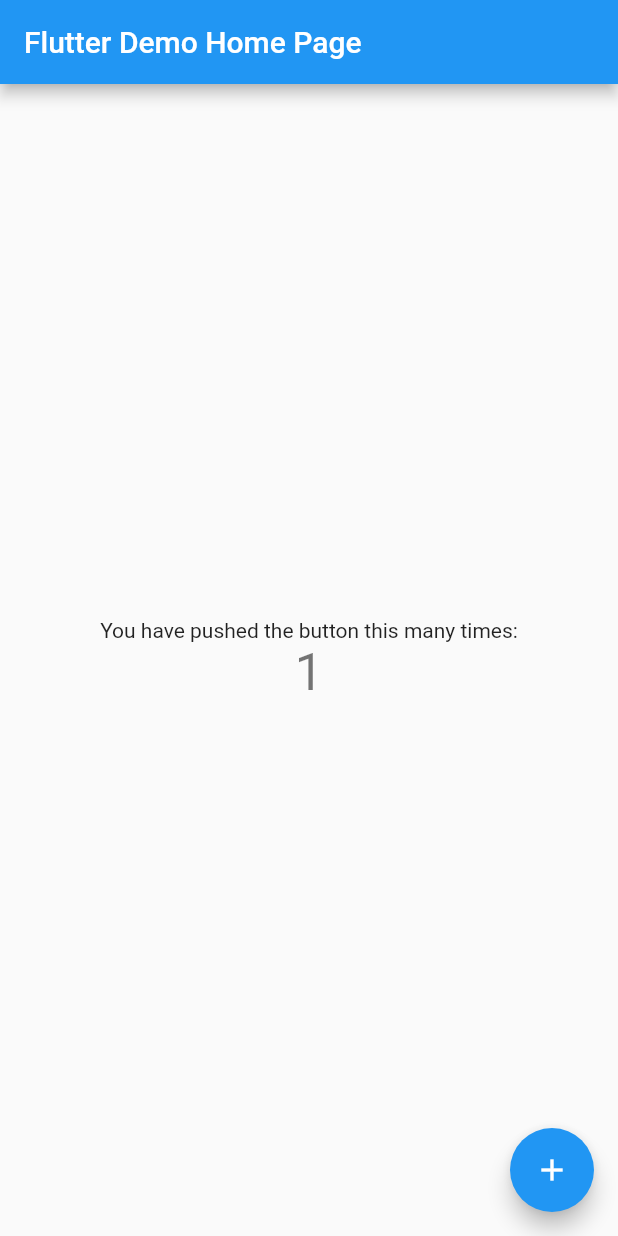
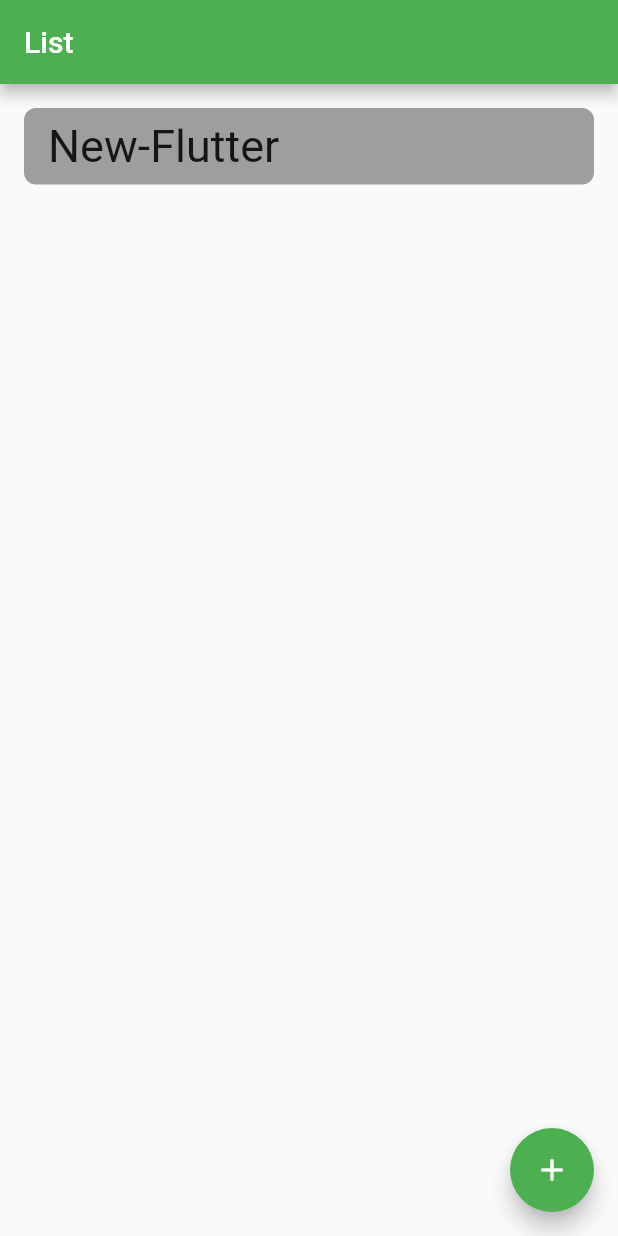
Before and after one commit to Eren-Nevin/Simple_Todo_App_Flutter_Client, a Flutter app: the screen it shows after launch, after a tap on the "add" icon, on a phone screen of 412 x 824 dp. Run offline on Flutter 3.47's test engine with Material 2 defaults, Android fonts, the phone set to English and light mode, and no system bars; network calls fail.

Commit message:
Working Correctly, Fetches Data Initially & On Adding New Item. The Problem Is Using Widgets To Create UI

```diff
--- /dev/null
+++ b/lib/api.dart
@@ -0,0 +1,24 @@
+import 'dart:convert';
+import 'dart:math';
+
+import './model.dart';
+import 'package:http/http.dart' as http;
+
+// This is because on android emulator localhost is accessible as 10.0.2.2
+const serverAddress = "http://localhost:9999";
+
+getItemsFromServer() async {
+  var url = Uri.parse("$serverAddress/api/get_items");
+  List<dynamic> response = json.decode(await http.read(url));
+  var result = response
+      .map((value) => Item(value['id'], value['title'], value['timestamp']))
+      .toList();
+  return result;
+}
+
+sendItemsToServer(itemList) async {
+  var url = Uri.parse("$serverAddress/api/send_items");
+  await http.post(url,
+      headers: {'Content-Type': 'application/json'},
+      body: json.encode(itemList));
+}
--- a/lib/main.dart
+++ b/lib/main.dart
@@ -1,43 +1,27 @@
 import 'package:flutter/material.dart';
+import 'dart:math';
+import './api.dart';
+import './model.dart';
 
 void main() {
   runApp(MyApp());
 }
 
 class MyApp extends StatelessWidget {
-  // This widget is the root of your application.
   @override
   Widget build(BuildContext context) {
     return MaterialApp(
-      title: 'Flutter Demo',
+      title: 'List',
       theme: ThemeData(
-        // This is the theme of your application.
-        //
-        // Try running your application with "flutter run". You'll see the
-        // application has a blue toolbar. Then, without quitting the app, try
-        // changing the primarySwatch below to Colors.green and then invoke
-        // "hot reload" (press "r" in the console where you ran "flutter run",
-        // or simply save your changes to "hot reload" in a Flutter IDE).
-        // Notice that the counter didn't reset back to zero; the application
-        // is not restarted.
-        primarySwatch: Colors.blue,
+        primarySwatch: Colors.green,
       ),
-      home: MyHomePage(title: 'Flutter Demo Home Page'),
+      home: MyHomePage(title: 'List'),
     );
   }
 }
 
 class MyHomePage extends StatefulWidget {
   MyHomePage({Key key, this.title}) : super(key: key);
-
-  // This widget is the home page of your application. It is stateful, meaning
-  // that it has a State object (defined below) that contains fields that affect
-  // how it looks.
-
-  // This class is the configuration for the state. It holds the values (in this
-  // case the title) provided by the parent (in this case the App widget) and
-  // used by the build method of the State. Fields in a Widget subclass are
-  // always marked "final".
 
   final String title;
 
@@ -46,68 +30,65 @@ class MyHomePage extends StatefulWidget {
 }
 
 class _MyHomePageState extends State<MyHomePage> {
-  int _counter = 0;
+  List<Item> itemList = [];
 
-  void _incrementCounter() {
-    setState(() {
-      // This call to setState tells the Flutter framework that something has
-      // changed in this State, which causes it to rerun the build method below
-      // so that the display can reflect the updated values. If we changed
-      // _counter without calling setState(), then the build method would not be
-      // called again, and so nothing would appear to happen.
-      _counter++;
-    });
+  _MyHomePageState() {
+    getItemsFromServer().then((value) => {setState(() => itemList = value)});
+  }
+
+  newItemHandler() {
+    setState(() => {
+          itemList = [
+            ...itemList,
+            Item(Random().nextInt(10000), 'New-Flutter',
+                DateTime.now().millisecondsSinceEpoch)
+          ]
+        });
+    sendItemsToServer(itemList);
   }
 
   @override
   Widget build(BuildContext context) {
-    // This method is rerun every time setState is called, for instance as done
-    // by the _incrementCounter method above.
-    //
-    // The Flutter framework has been optimized to make rerunning build methods
-    // fast, so that you can just rebuild anything that needs updating rather
-    // than having to individually change instances of widgets.
     return Scaffold(
       appBar: AppBar(
-        // Here we take the value from the MyHomePage object that was created by
-        // the App.build method, and use it to set our appbar title.
         title: Text(widget.title),
       ),
       body: Center(
-        // Center is a layout widget. It takes a single child and positions it
-        // in the middle of the parent.
-        child: Column(
-          // Column is also a layout widget. It takes a list of children and
-          // arranges them vertically. By default, it sizes itself to fit its
-          // children horizontally, and tries to be as tall as its parent.
-          //
-          // Invoke "debug painting" (press "p" in the console, choose the
-          // "Toggle Debug Paint" action from the Flutter Inspector in Android
-          // Studio, or the "Toggle Debug Paint" command in Visual Studio Code)
-          // to see the wireframe for each widget.
-          //
-          // Column has various properties to control how it sizes itself and
-          // how it positions its children. Here we use mainAxisAlignment to
-          // center the children vertically; the main axis here is the vertical
-          // axis because Columns are vertical (the cross axis would be
-          // horizontal).
-          mainAxisAlignment: MainAxisAlignment.center,
-          children: <Widget>[
-            Text(
-              'You have pushed the button this many times:',
-            ),
-            Text(
-              '$_counter',
-              style: Theme.of(context).textTheme.headline4,
-            ),
-          ],
+        child: Container(
+          child: ListView(
+            children: itemList.map((item) => ItemWidget(item.title)).toList(),
+          ),
+          margin: EdgeInsets.all(8.0),
         ),
       ),
       floatingActionButton: FloatingActionButton(
-        onPressed: _incrementCounter,
-        tooltip: 'Increment',
+        onPressed: newItemHandler,
+        tooltip: 'Add New Item',
         child: Icon(Icons.add),
-      ), // This trailing comma makes auto-formatting nicer for build methods.
+      ),
     );
   }
 }
+
+class ItemWidget extends StatelessWidget {
+  ItemWidget(this.title);
+  String title;
+  @override
+  Widget build(BuildContext context) {
+    return Container(
+      child: Container(
+        child: Text(
+          '$title',
+          style: TextStyle(fontSize: 30, fontWeight: FontWeight.w400),
+        ),
+        margin: EdgeInsets.only(left: 16.0, right: 16.0),
+      ),
+      padding: EdgeInsets.only(top: 8.0, bottom: 8.0),
+      margin: EdgeInsets.all(8.0),
+      decoration: BoxDecoration(
+          color: Colors.grey,
+          shape: BoxShape.rectangle,
+          borderRadius: BorderRadius.all(Radius.circular(8.0))),
+    );
+  }
+}
--- /dev/null
+++ b/lib/model.dart
@@ -0,0 +1,8 @@
+class Item {
+  Item(this.id, this.title, this.timestamp);
+  int id;
+  String title;
+  int timestamp;
+
+  toJson() => {'id': id, 'title': title, 'timestamp': timestamp};
+}
--- a/pubspec.yaml
+++ b/pubspec.yaml
@@ -23,6 +23,7 @@ environment:
 dependencies:
   flutter:
     sdk: flutter
+  http: '>=0.13.0'
 
 
   # The following adds the Cupertino Icons font to your application.
```
Also changed, not shown: pubspec.lock, 1 other file.
